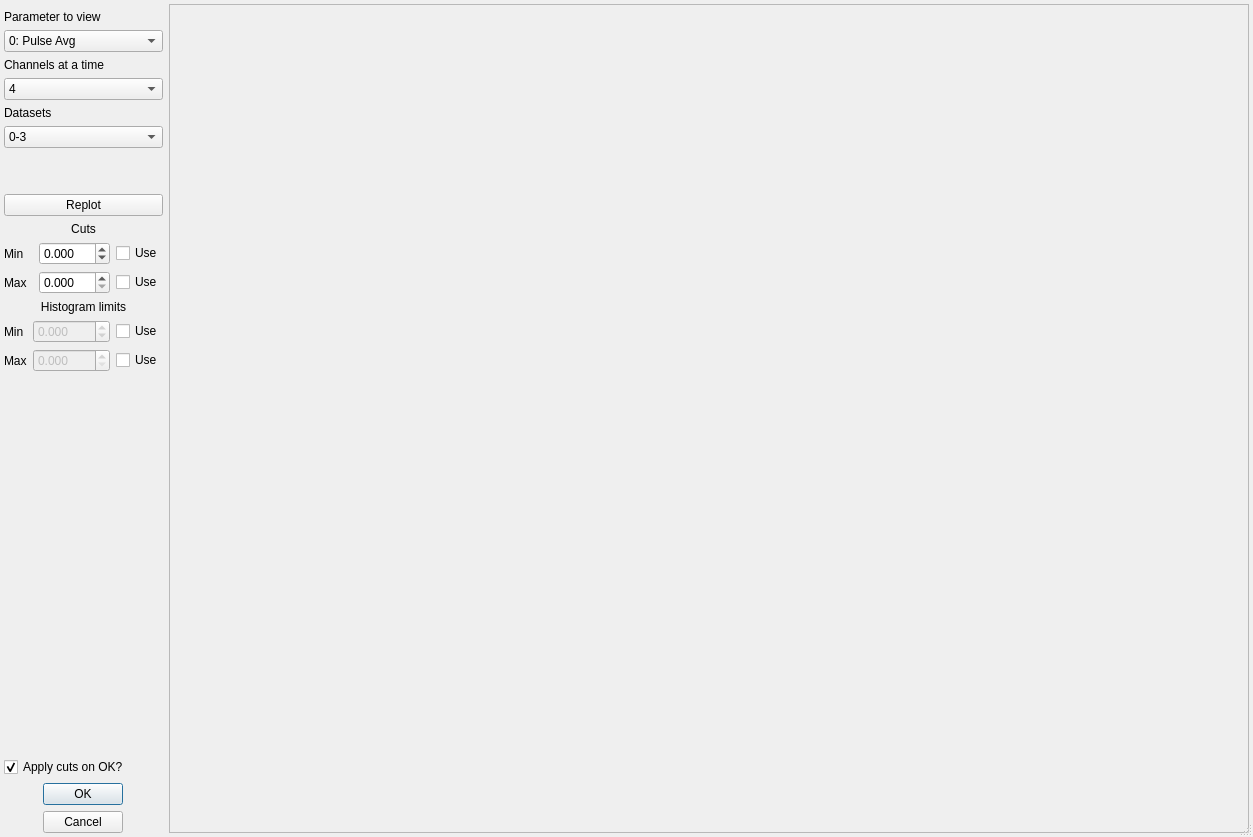
The window that mass/gui/make_cuts_dialog_form.ui (usnistgov/mass) describes before a commit, drawn with Qt 5.
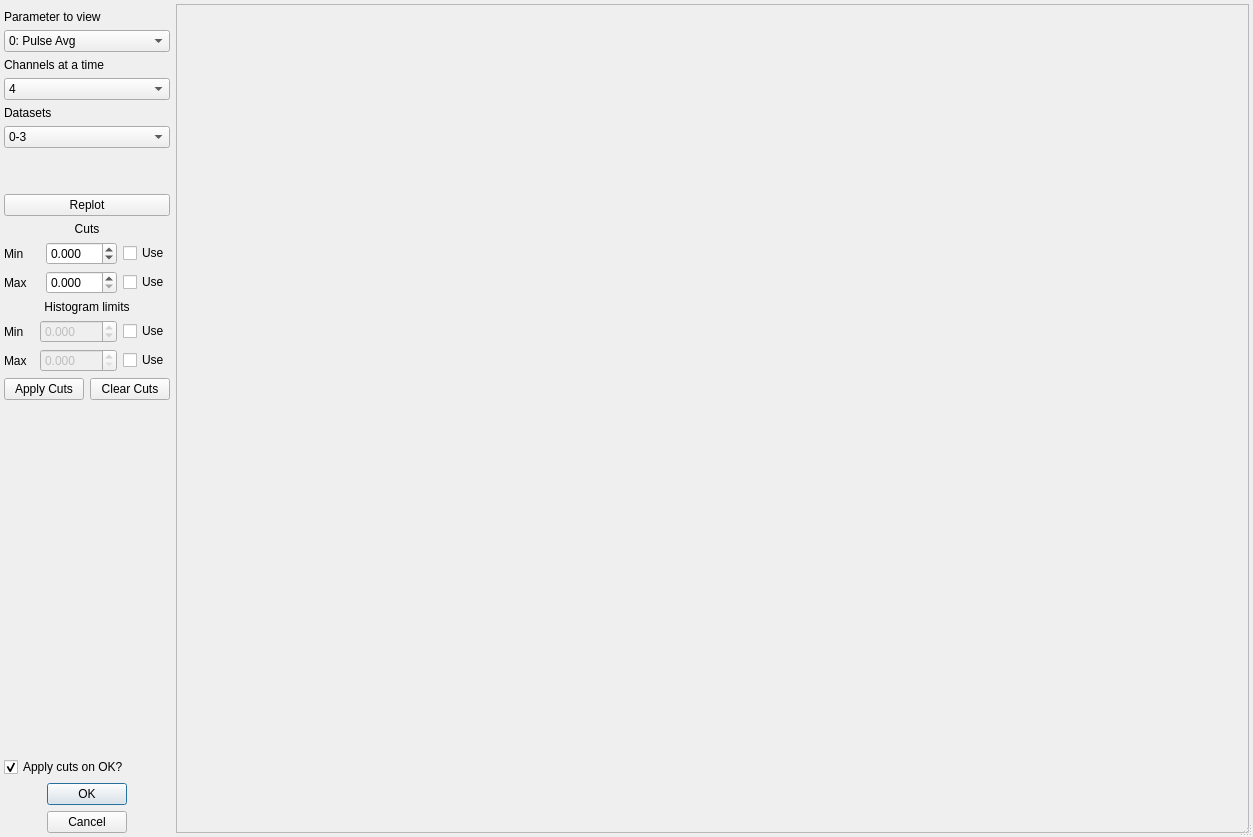
The same window after the commit.

Commit message: Improved GUI layout and tab order.

```diff
--- a/mass/gui/make_cuts_dialog_form.ui
+++ b/mass/gui/make_cuts_dialog_form.ui
@@ -28,12 +28,12 @@
   <property name="sizeGripEnabled">
    <bool>true</bool>
   </property>
-  <layout class="QHBoxLayout" name="horizontalLayout_2" stretch="0,1">
+  <layout class="QHBoxLayout" name="horizontalLayout_2" stretch="0,0">
    <property name="margin">
     <number>4</number>
    </property>
    <item>
-    <layout class="QVBoxLayout" name="control_verticalLayout" stretch="0,0,0,0,0,0,0,0,0,0,1,0,0">
+    <layout class="QVBoxLayout" name="control_verticalLayout" stretch="0,0,0,0,0,0,0,0,0,0,0,1,0,0">
      <property name="sizeConstraint">
       <enum>QLayout::SetNoConstraint</enum>
      </property>
@@ -375,6 +375,24 @@
        </item>
       </layout>
      </item>
+     <item>
+      <layout class="QHBoxLayout" name="horizontalLayout_3">
+       <item>
+        <widget class="QPushButton" name="apply_cuts">
+         <property name="text">
+          <string>Apply Cuts</string>
+         </property>
+        </widget>
+       </item>
+       <item>
+        <widget class="QPushButton" name="clear_cuts">
+         <property name="text">
+          <string>Clear Cuts</string>
+         </property>
+        </widget>
+       </item>
+      </layout>
+     </item>
      <item>
       <spacer name="verticalSpacer">
        <property name="orientation">
```
Left out of the diff: 12 changed lines with no effect on the pictures. The commit also changes 3 other files.
